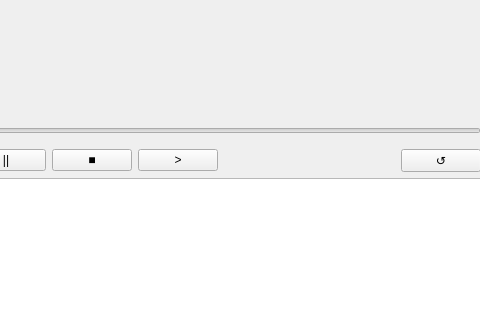
This is src/PAW_GUI/main_paw_widget.ui in CapitanMurasa/PerfectAudioWorks as Qt 5 draws it before an edit; both pictures show x 120 to 600 and y 161 to 481 of the 600 by 650 pixel window. The edited form follows.
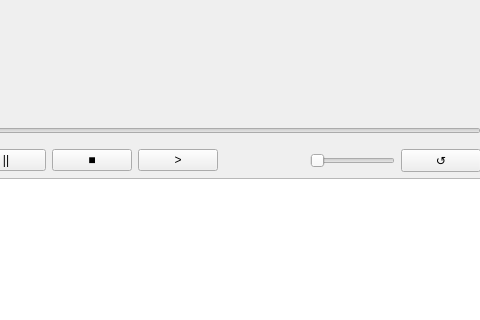
This is the edited form.

Commit message: volume slider!

What changed in the file:
```diff
--- a/src/PAW_GUI/main_paw_widget.ui
+++ b/src/PAW_GUI/main_paw_widget.ui
@@ -79,6 +79,16 @@
          </property>
         </spacer>
        </item>
+       <item>
+        <widget class="QSlider" name="VolumeSlider">
+         <property name="maximum">
+          <number>100</number>
+         </property>
+         <property name="orientation">
+          <enum>Qt::Orientation::Horizontal</enum>
+         </property>
+        </widget>
+       </item>
        <item>
         <widget class="QPushButton" name="Loop">
          <property name="text">
```
The commit also changes 9 other files.
